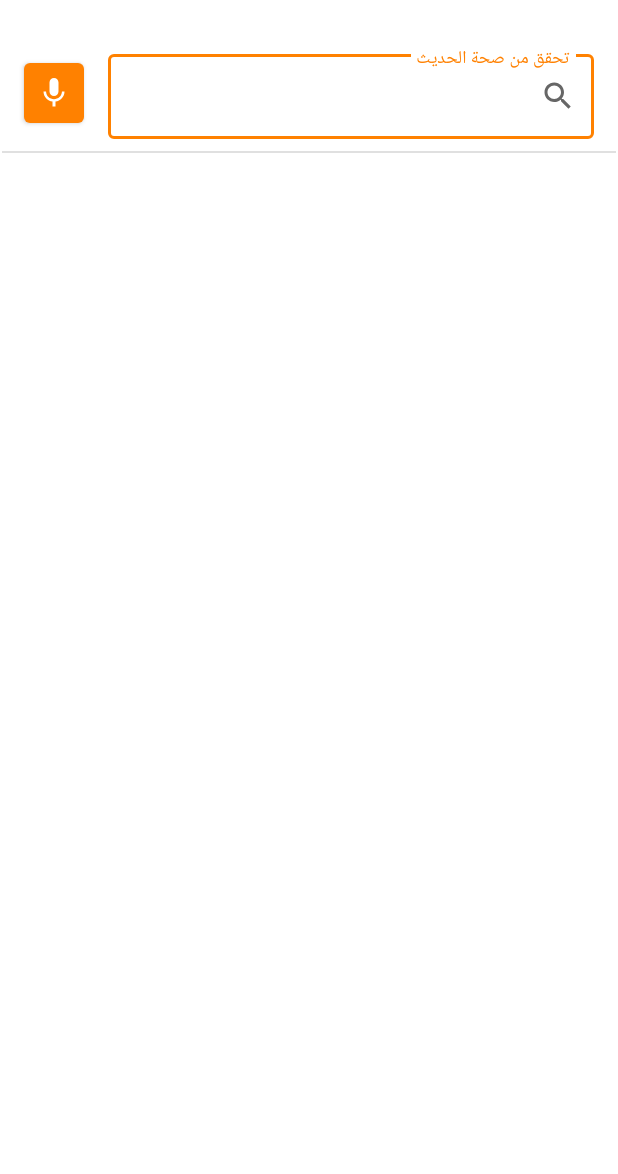
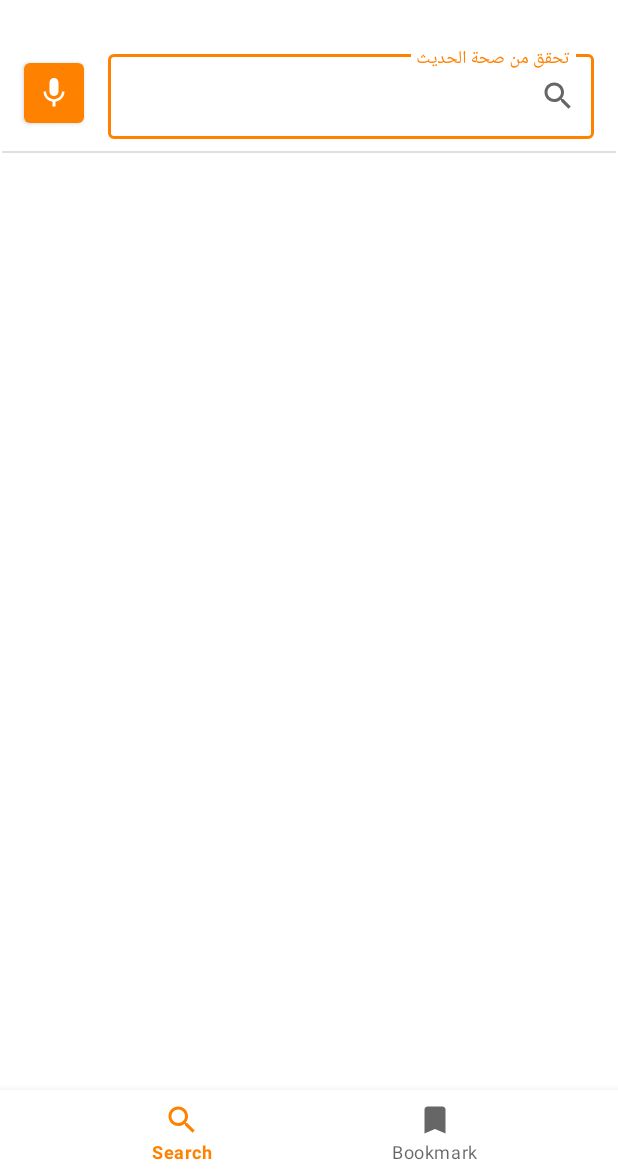
Before and after one commit to ihfazhillah/SimpleDorar, an Android app: the screen it shows after launch (MainActivity), on a phone screen of 412 x 824 dp, the part 62-1236 px from its top. Run offline under Robolectric (Android 15) with nearby library versions, the phone set to English and light mode, and no system bars; our stand-ins replace Room's generated code, data binding, navigation-ui; Roboto replaces fonts that are not available here.

Commit message:
Implement speech to text

```diff
--- a/app/src/main/java/com/ihfazh/simpledorar/MainActivity.kt
+++ b/app/src/main/java/com/ihfazh/simpledorar/MainActivity.kt
@@ -8,6 +8,8 @@ import androidx.appcompat.widget.Toolbar
 import androidx.navigation.fragment.NavHostFragment
 import androidx.navigation.ui.AppBarConfiguration
 import androidx.navigation.ui.setupWithNavController
+import com.google.android.material.bottomnavigation.BottomNavigationView
+
 class MainActivity : AppCompatActivity() {
     override fun onCreateOptionsMenu(menu: Menu): Boolean {
         return super.onCreateOptionsMenu(menu)
@@ -27,6 +29,9 @@ class MainActivity : AppCompatActivity() {
         myToolbar.setupWithNavController(
             navController = navController, appbarConfiguration
         )
+
+        val bottomToolbar = findViewById<BottomNavigationView>(R.id.bottomNavigationView)
+        bottomToolbar.setupWithNavController(navController)
     }
 
 //    fun onSearchClick(view: View?) {
--- a/app/src/main/java/com/ihfazh/simpledorar/search/SearchFragment.kt
+++ b/app/src/main/java/com/ihfazh/simpledorar/search/SearchFragment.kt
@@ -1,13 +1,16 @@
 package com.ihfazh.simpledorar.search
 
 import android.content.Context
+import android.content.Intent
 import android.os.Bundle
+import android.speech.RecognizerIntent
 import android.util.Log
 import android.view.LayoutInflater
 import android.view.View
 import android.view.ViewGroup
 import android.view.inputmethod.EditorInfo
 import android.view.inputmethod.InputMethodManager
+import androidx.activity.result.contract.ActivityResultContracts
 import androidx.fragment.app.Fragment
 import androidx.fragment.app.activityViewModels
 import androidx.recyclerview.widget.LinearLayoutManager
@@ -19,6 +22,16 @@ class SearchFragment : Fragment() {
     private lateinit var viewBinding : FragmentSearchBinding
     private lateinit var searchQueryRVAdapter: SearchQueryRecyclerViewAdapter
     private lateinit var searchResultRVAdapter: SearchResultRecyclerViewAdapter
+
+    private val speakContract = registerForActivityResult(
+        ActivityResultContracts.StartActivityForResult()
+    ){ result ->
+        val results = result.data?.getStringArrayListExtra(RecognizerIntent.EXTRA_RESULTS)
+        if (!results.isNullOrEmpty()){
+            viewModel.query.value = results[0]
+            viewModel.search(forceNewRequest = true)
+        }
+    }
 
     override fun onViewCreated(view: View, savedInstanceState: Bundle?) {
         super.onViewCreated(view, savedInstanceState)
@@ -38,6 +51,15 @@ class SearchFragment : Fragment() {
             }
             searchContainer.setEndIconOnClickListener {
                 viewModel.backToHistory()
+            }
+
+            // Speech to text
+            btnSpeak.setOnClickListener {
+                val intent = Intent(RecognizerIntent.ACTION_RECOGNIZE_SPEECH).apply {
+                    putExtra(RecognizerIntent.EXTRA_LANGUAGE_MODEL, RecognizerIntent.LANGUAGE_MODEL_FREE_FORM)
+                    putExtra(RecognizerIntent.EXTRA_LANGUAGE, "ar-SA")
+                }
+                speakContract.launch(intent)
             }
 
             // SEARCH HISTORY SECTION
--- /dev/null
+++ b/app/src/main/res/drawable/ic_baseline_bookmark_24.xml
@@ -0,0 +1,5 @@
+<vector android:autoMirrored="true" android:height="24dp"
+    android:tint="?attr/colorControlNormal" android:viewportHeight="24"
+    android:viewportWidth="24" android:width="24dp" xmlns:android="http://schemas.android.com/apk/res/android">
+    <path android:fillColor="@android:color/white" android:pathData="M17,3H7c-1.1,0 -1.99,0.9 -1.99,2L5,21l7,-3 7,3V5c0,-1.1 -0.9,-2 -2,-2z"/>
+</vector>
--- a/app/src/main/res/layout/activity_main.xml
+++ b/app/src/main/res/layout/activity_main.xml
@@ -22,7 +22,17 @@
         app:layout_constraintTop_toBottomOf="@id/toolbar"
         app:layout_constraintStart_toStartOf="parent"
         app:layout_constraintEnd_toEndOf="parent"
+        app:layout_constraintBottom_toTopOf="@id/bottomNavigationView"
+        />
+
+    <com.google.android.material.bottomnavigation.BottomNavigationView
+        android:layout_width="match_parent"
+        android:layout_height="wrap_content"
         app:layout_constraintBottom_toBottomOf="parent"
+        app:layout_constraintStart_toStartOf="parent"
+        app:layout_constraintEnd_toEndOf="parent"
+        android:id="@+id/bottomNavigationView"
+        app:menu="@menu/bottom_menu"
         />
 
 
--- a/app/src/main/res/layout/view_search_result.xml
+++ b/app/src/main/res/layout/view_search_result.xml
@@ -54,8 +54,8 @@
             android:layout_height="wrap_content"
             app:layout_constraintBottom_toBottomOf="parent"
             android:insetBottom="0dp"
-            style="@style/Widget.MaterialComponents.TextInputLayout.OutlinedBox"
             android:text="@string/tambah"
+            android:textAlignment="center"
             />
 
     </androidx.constraintlayout.widget.ConstraintLayout>
--- /dev/null
+++ b/app/src/main/res/menu/bottom_menu.xml
@@ -0,0 +1,15 @@
+<?xml version="1.0" encoding="utf-8"?>
+<menu xmlns:app="http://schemas.android.com/apk/res-auto"
+    xmlns:android="http://schemas.android.com/apk/res/android">
+
+    <item
+        android:id="@+id/searchFragment"
+        android:icon="@drawable/ic_baseline_search_24"
+        android:title="@string/search"
+        />
+    <item
+        android:icon="@drawable/ic_baseline_bookmark_24"
+        android:title="@string/bookmark"
+        android:id="@+id/bookmarkFragment"
+        />
+</menu>
--- a/app/src/main/res/navigation/nav_graph.xml
+++ b/app/src/main/res/navigation/nav_graph.xml
@@ -29,4 +29,5 @@
         <argument android:name="resultItem" app:argType="com.ihfazh.simpledorar.search.ResultItem"/>
     </fragment>
 
+
 </navigation>
--- a/app/src/main/res/values/strings.xml
+++ b/app/src/main/res/values/strings.xml
@@ -31,8 +31,9 @@
     <string name="mohdits">محدث</string>
     <string name="khulashoh">خلاصة حكم الحديث</string>
     <string name="save">حفظ</string>
-    <string name="tambah">tambah</string>
+    <string name="tambah">المزيد...</string>
     <string name="search_category">Choose Category</string>
     <string name="ok">ok</string>
     <string name="autocomplete_not_found">Not found. Create \'%s\' ?</string>
+    <string name="bookmark">Bookmark</string>
 </resources>
--- a/app/src/main/res/values/styles.xml
+++ b/app/src/main/res/values/styles.xml
@@ -6,6 +6,7 @@
         <item name="colorPrimaryDark">@color/colorPrimaryDark</item>
         <item name="colorAccent">@color/colorAccent</item>
         <item name="bottomSheetDialogTheme">@style/AppTheme.AppBottomSheetDialogTheme</item>
+        <item name="android:textColor">#000</item>
     </style>
 
     <style name="AppTheme.AppBottomSheetDialogTheme" parent="Theme.MaterialComponents.Light.BottomSheetDialog">
```
